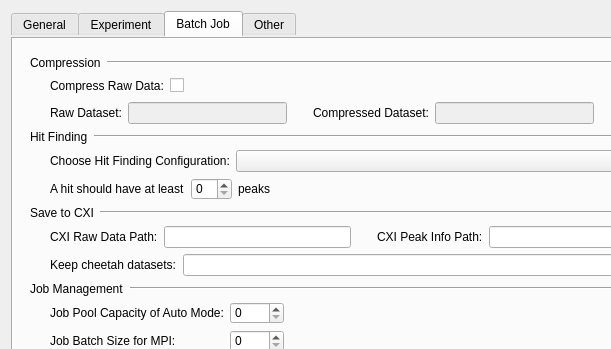
Qt form ui/dialogs/settings.ui (LiuLab-CSRC/ClickX) before a commit; both pictures show x 0 to 611 and y 0 to 349 of the 849 by 557 pixel window.
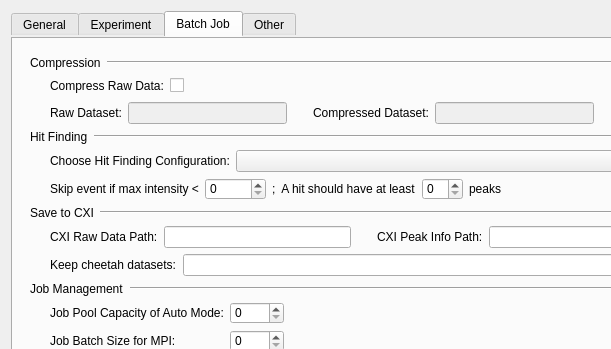
The same form after that commit. The open tabs and pages were chosen to show the change.

Commit message: add min max intensity

The edit to the form file:
```diff
--- a/ui/dialogs/settings.ui
+++ b/ui/dialogs/settings.ui
@@ -642,10 +642,24 @@
              </property>
             </spacer>
            </item>
+           <item>
+            <widget class="QLabel" name="label_35">
+             <property name="text">
+              <string>Skip event if max intensity &lt;</string>
+             </property>
+            </widget>
+           </item>
+           <item>
+            <widget class="QSpinBox" name="maxIntensity">
+             <property name="maximum">
+              <number>99999</number>
+             </property>
+            </widget>
+           </item>
            <item>
             <widget class="QLabel" name="label_20">
              <property name="text">
-              <string>A hit should have at least</string>
+              <string>;  A hit should have at least</string>
              </property>
             </widget>
            </item>
```
The commit also changes 7 other files.
